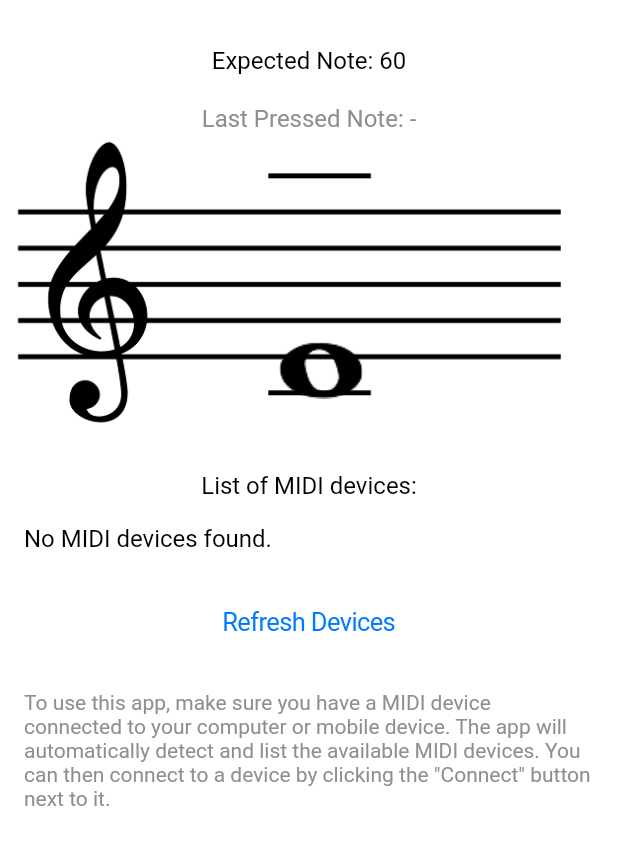
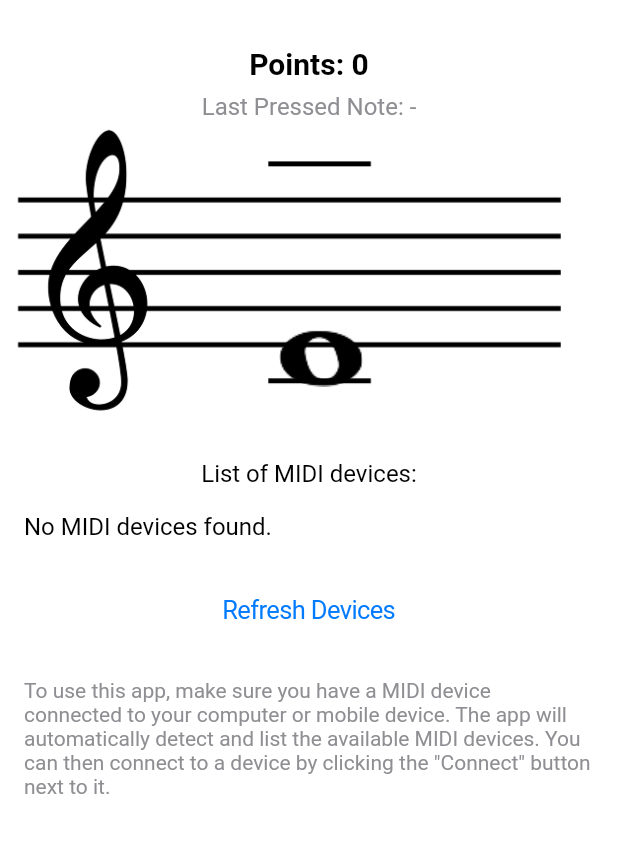
Before and after one commit to othonrm/music-sheet-guide, a Flutter app: the screen it shows after launch, on a phone screen of 412 x 824 dp, the part 50-915 px from its top. Run offline on Flutter 3.47's test engine with Material 3 defaults, Android fonts, the phone set to English and light mode, and no system bars; missing offline and left inert: flutter_midi_command.

Commit message:
Implemented point tracking, add Anglo-Saxon to Latin note name mapping, and style last pressed note text accordingly.

```diff
--- a/lib/main.dart
+++ b/lib/main.dart
@@ -51,6 +51,7 @@ class _MyHomePageState extends State<MyHomePage> {
   int lastPressedNote = -1;
   bool lastPressedNoteCorrect = false;
   int expectedNote = begginerTrebleClefNotes[0];
+  int points = 0;
 
   @override
   void initState() {
@@ -82,6 +83,7 @@ class _MyHomePageState extends State<MyHomePage> {
             print(lastPressedNote % 12);
 
             if (lastPressedNote == expectedNote) {
+              points++;
               print('Correct note pressed: $noteName');
               lastPressedNoteCorrect = true;
               int min = 0;
@@ -94,6 +96,7 @@ class _MyHomePageState extends State<MyHomePage> {
               print(
                   'Incorrect note pressed: $noteName, expected: ${midiNoteNames[expectedNote]}');
               lastPressedNoteCorrect = false;
+              points = max(0, points - 1);
             }
           });
         } else if (event.data[0] == 128) {
@@ -157,11 +160,19 @@ class _MyHomePageState extends State<MyHomePage> {
           child: Column(
             mainAxisAlignment: MainAxisAlignment.start,
             children: <Widget>[
-              SizedBox(height: 20),
-              Text('Expected Note: $expectedNote'),
-              SizedBox(height: 20),
+              // SizedBox(height: 20),
+              // Text('Expected Note: $expectedNote'),
+              const SizedBox(height: 20),
               Text(
-                'Last Pressed Note: ${(lastPressedNote != -1) ? lastPressedNote : '-'}',
+                'Points: $points',
+                style: const TextStyle(
+                  fontSize: 20,
+                  fontWeight: FontWeight.bold,
+                ),
+              ),
+              SizedBox(height: 8),
+              Text(
+                'Last Pressed Note: ${(lastPressedNote != -1) ? '${midiNoteNames[lastPressedNote].toString().substring(0, 1)} / ${angloSaxonToLatin[midiNoteNames[lastPressedNote].toString().substring(0, 1)]}' : '-'}',
                 style: TextStyle(
                     color: (lastPressedNote == -1)
                         ? CupertinoColors.systemGrey
--- a/lib/midiDictionary.dart
+++ b/lib/midiDictionary.dart
@@ -148,3 +148,14 @@ const List<int> begginerBassClefNotes = [
   57, // A3
   59, // B3
 ];
+
+// Anglo-Saxon to Latin note names
+const Map<String, String> angloSaxonToLatin = {
+  'C': 'Do',
+  'D': 'Re',
+  'E': 'Mi',
+  'F': 'Fa',
+  'G': 'Sol',
+  'A': 'La',
+  'B': 'Si',
+};
```
